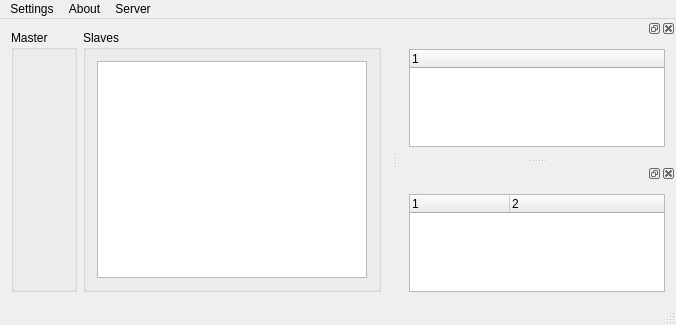
Old version of the form AppMan/mainform.ui in the repository hhvvkk/COS301DistrobutedApplicationManger.
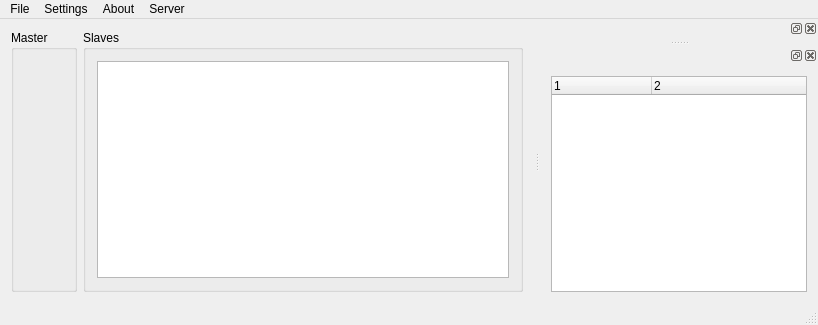
New version of the form. Icons and pictures are not drawn.

```diff
--- a/AppMan/mainform.ui
+++ b/AppMan/mainform.ui
@@ -6,7 +6,7 @@
    <rect>
     <x>0</x>
     <y>0</y>
-    <width>676</width>
+    <width>818</width>
     <height>325</height>
    </rect>
   </property>
@@ -21,8 +21,10 @@
     <normaloff>:/images/images/ALogo.png</normaloff>:/images/images/ALogo.png</iconset>
   </property>
   <widget class="QWidget" name="centralWidget">
-   <layout class="QHBoxLayout" name="horizontalLayout">
-    <item>
+   <layout class="QGridLayout" name="gridLayout_2">
+    <item row="0" column="0">
+     <layout class="QGridLayout" name="gridLayout">
+      <item row="0" column="0">
      <widget class="QGroupBox" name="groupBoxMaster">
       <property name="acceptDrops">
        <bool>true</bool>
@@ -32,7 +34,7 @@
       </property>
      </widget>
     </item>
-    <item>
+      <item row="0" column="1">
      <widget class="QGroupBox" name="groupBoxSlaves">
       <property name="acceptDrops">
        <bool>true</bool>
@@ -60,13 +62,15 @@
      </widget>
     </item>
    </layout>
+    </item>
+   </layout>
   </widget>
   <widget class="QMenuBar" name="menuBar">
    <property name="geometry">
     <rect>
      <x>0</x>
      <y>0</y>
-     <width>676</width>
+     <width>818</width>
      <height>21</height>
     </rect>
    </property>
@@ -91,6 +95,13 @@
     <addaction name="actionSet_Port"/>
     <addaction name="actionStop_Server"/>
    </widget>
+   <widget class="QMenu" name="menuFile">
+    <property name="title">
+     <string>File</string>
+    </property>
+    <addaction name="actionAdd_Build"/>
+   </widget>
+   <addaction name="menuFile"/>
    <addaction name="menuAdd"/>
    <addaction name="menuAbout"/>
    <addaction name="menuStartServer"/>
@@ -104,26 +115,14 @@
    <attribute name="dockWidgetArea">
     <number>2</number>
    </attribute>
-   <widget class="QWidget" name="dockWidgetContents">
-    <layout class="QGridLayout" name="gridLayout_2">
-     <item row="0" column="0">
-      <widget class="QTreeWidget" name="treeWidget">
-       <column>
-        <property name="text">
-         <string notr="true">1</string>
-        </property>
-       </column>
-      </widget>
-     </item>
-    </layout>
-   </widget>
-  </widget>
-  <widget class="QDockWidget" name="dockWidget_2">
+   <widget class="QWidget" name="dockWidgetContents"/>
+  </widget>
+  <widget class="QDockWidget" name="dockWidgetInfoBox">
    <attribute name="dockWidgetArea">
     <number>2</number>
    </attribute>
    <widget class="QWidget" name="dockWidgetContents_2">
-    <layout class="QGridLayout" name="gridLayout">
+    <layout class="QGridLayout" name="gridLayout_3">
      <item row="0" column="0">
       <widget class="QTreeWidget" name="treeWidgetInfoBox">
        <property name="columnCount">
```
Left out of the diff: 10 changed lines with no effect on the pictures. Lines whose indentation alone changed are shown as unchanged.
